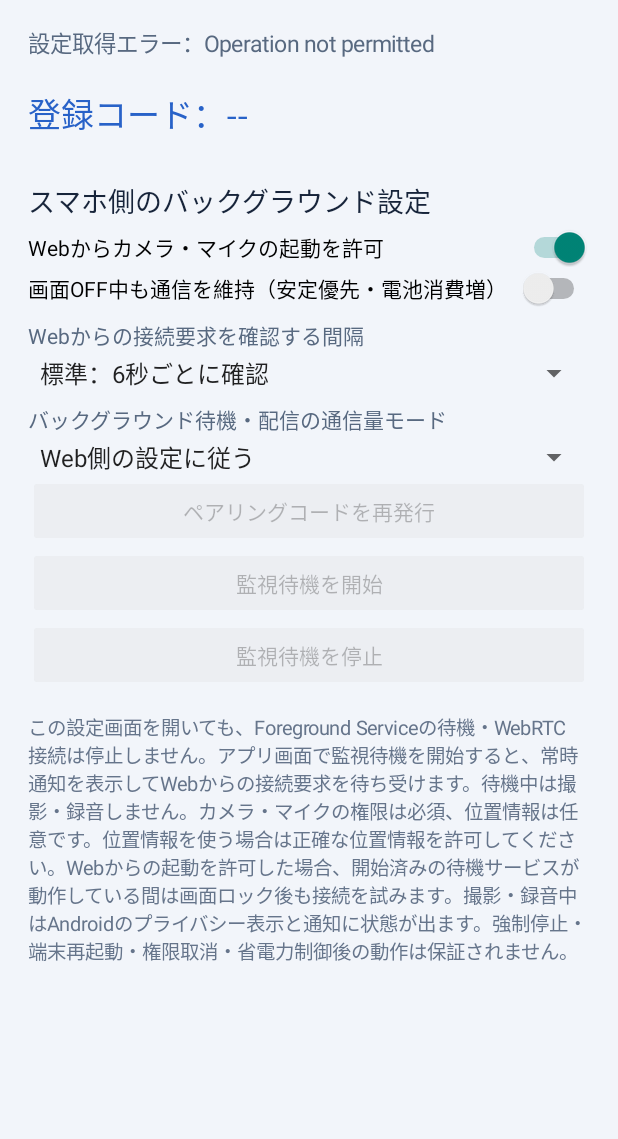
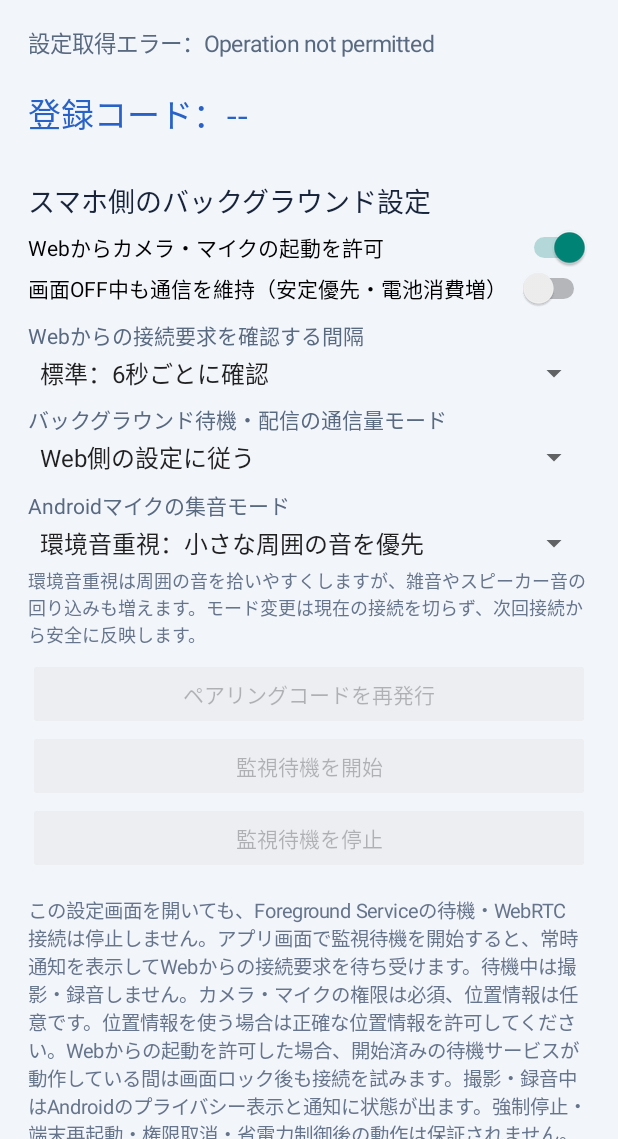
Before and after one commit to a09848281-prog/web, an Android app: the screen it shows after launch (MainActivity), on a phone screen of 412 x 824 dp, the part 97-1236 px from its top. Run offline under Robolectric (Android 15) with nearby library versions, the phone set to English and light mode, and no system bars.

Commit message:
v4.1: add Android microphone mode selector and scrollable settings

```diff
--- a/android/app/src/main/java/jp/a09848281/remotecamera/MainActivity.kt
+++ b/android/app/src/main/java/jp/a09848281/remotecamera/MainActivity.kt
@@ -12,6 +12,7 @@ import android.widget.ArrayAdapter
 import android.widget.Button
 import android.widget.LinearLayout
 import android.widget.Spinner
+import android.widget.ScrollView
 import android.widget.Switch
 import android.widget.TextView
 import android.widget.Toast
@@ -30,6 +31,7 @@ class MainActivity : Activity() {
     private lateinit var stopButton: Button
     private lateinit var waitModeSpinner: Spinner
     private lateinit var localDataModeSpinner: Spinner
+    private lateinit var audioPickupModeSpinner: Spinner
     private lateinit var remoteCaptureSwitch: Switch
     private lateinit var keepAwakeSwitch: Switch
     private var selectedWaitMode = "standard"
@@ -41,6 +43,13 @@ class MainActivity : Activity() {
         "節約：通信量を抑える", "標準：画質と通信量のバランス", "高画質：通信量多め"
     )
     private var selectedLocalDataMode = "web"
+    private var selectedAudioPickupMode = "ambient"
+    private val audioPickupModeKeys = listOf("ambient", "balanced", "voice")
+    private val audioPickupModeLabels = listOf(
+        "環境音重視：小さな周囲の音を優先",
+        "バランス：環境音と雑音低減の両立",
+        "声重視：通話向けの雑音・反響低減"
+    )
     private var gasUrl = ""
     private val prefs by lazy { getSharedPreferences(AppConfig.PREFS, MODE_PRIVATE) }
 
@@ -110,6 +119,29 @@ class MainActivity : Activity() {
         selectedLocalDataMode = prefs.getString("localDataMode", "web") ?: "web"
         if (selectedLocalDataMode !in localDataModeKeys) selectedLocalDataMode = "web"
 
+        selectedAudioPickupMode = prefs.getString("audioPickupMode", "ambient") ?: "ambient"
+        if (selectedAudioPickupMode !in audioPickupModeKeys) selectedAudioPickupMode = "ambient"
+        audioPickupModeSpinner = Spinner(this).apply {
+            adapter = ArrayAdapter(
+                this@MainActivity,
+                android.R.layout.simple_spinner_item,
+                audioPickupModeLabels
+            ).also { it.setDropDownViewResource(android.R.layout.simple_spinner_dropdown_item) }
+            setSelection(audioPickupModeKeys.indexOf(selectedAudioPickupMode).coerceAtLeast(0))
+            onItemSelectedListener = object : AdapterView.OnItemSelectedListener {
+                override fun onItemSelected(parent: AdapterView<*>?, view: android.view.View?, position: Int, id: Long) {
+                    val mode = audioPickupModeKeys.getOrElse(position) { "ambient" }
+                    if (mode != selectedAudioPickupMode) {
+                        selectedAudioPickupMode = mode
+                        prefs.edit().putString("audioPickupMode", mode).apply()
+                        applyLocalSettingsToService()
+                        status.text = "マイクモードを保存しました。接続中の場合は次回のWeb接続から反映します。"
+                    }
+                }
+                override fun onNothingSelected(parent: AdapterView<*>?) {}
+            }
+        }
+
         localDataModeSpinner = Spinner(this).apply {
             adapter = ArrayAdapter(
                 this@MainActivity,
@@ -174,6 +206,19 @@ class MainActivity : Activity() {
             setPadding(0, 12, 0, 4)
         })
         root.addView(localDataModeSpinner, LinearLayout.LayoutParams(-1, -2))
+        root.addView(TextView(this).apply {
+            text = "Androidマイクの集音モード"
+            textSize = 14f
+            setTextColor(0xFF586980.toInt())
+            setPadding(0, 14, 0, 4)
+        })
+        root.addView(audioPickupModeSpinner, LinearLayout.LayoutParams(-1, -2))
+        root.addView(TextView(this).apply {
+            text = "環境音重視は周囲の音を拾いやすくしますが、雑音やスピーカー音の回り込みも増えます。モード変更は現在の接続を切らず、次回接続から安全に反映します。"
+            textSize = 12f
+            setTextColor(0xFF66758B.toInt())
+            setPadding(0, 6, 0, 10)
+        })
         root.addView(refreshCodeButton, LinearLayout.LayoutParams(-1, -2))
         root.addView(startButton, LinearLayout.LayoutParams(-1, -2))
         root.addView(stopButton, LinearLayout.LayoutParams(-1, -2))
@@ -183,7 +228,11 @@ class MainActivity : Activity() {
             setTextColor(0xFF66758B.toInt())
             setPadding(0, 22, 0, 0)
         })
-        setContentView(root)
+        val scrollView = ScrollView(this).apply {
+            isFillViewport = true
+            addView(root)
+        }
+        setContentView(scrollView)
         loadRemoteConfig()
     }
 
@@ -221,6 +270,7 @@ class MainActivity : Activity() {
             .putString("waitMode", selectedWaitMode)
             .putBoolean("remoteCaptureEnabled", remoteCaptureSwitch.isChecked)
             .putBoolean("keepCpuAwake", keepAwakeSwitch.isChecked)
+            .putString("audioPickupMode", selectedAudioPickupMode)
             .apply()
         val requested = mutableListOf(
             Manifest.permission.CAMERA,
@@ -267,6 +317,7 @@ class MainActivity : Activity() {
             action = MonitorService.ACTION_START
             putExtra(MonitorService.EXTRA_GAS_URL, gasUrl)
             putExtra(MonitorService.EXTRA_LOCAL_DATA_MODE, selectedLocalDataMode)
+            putExtra(MonitorService.EXTRA_AUDIO_PICKUP_MODE, selectedAudioPickupMode)
         }
         try {
             ContextCompat.startForegroundService(this, intent)
@@ -294,6 +345,7 @@ class MainActivity : Activity() {
             putExtra(MonitorService.EXTRA_REMOTE_CAPTURE_ENABLED, remoteCaptureSwitch.isChecked)
             putExtra(MonitorService.EXTRA_KEEP_CPU_AWAKE, keepAwakeSwitch.isChecked)
             putExtra(MonitorService.EXTRA_LOCAL_DATA_MODE, selectedLocalDataMode)
+            putExtra(MonitorService.EXTRA_AUDIO_PICKUP_MODE, selectedAudioPickupMode)
         }
         try {
             startService(intent)
```
